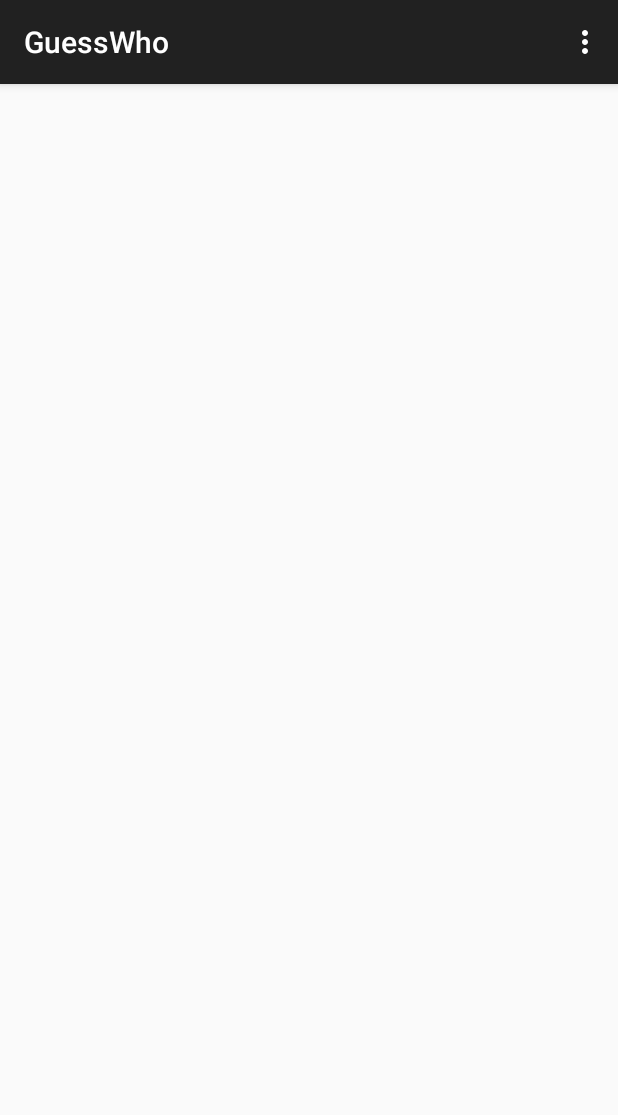
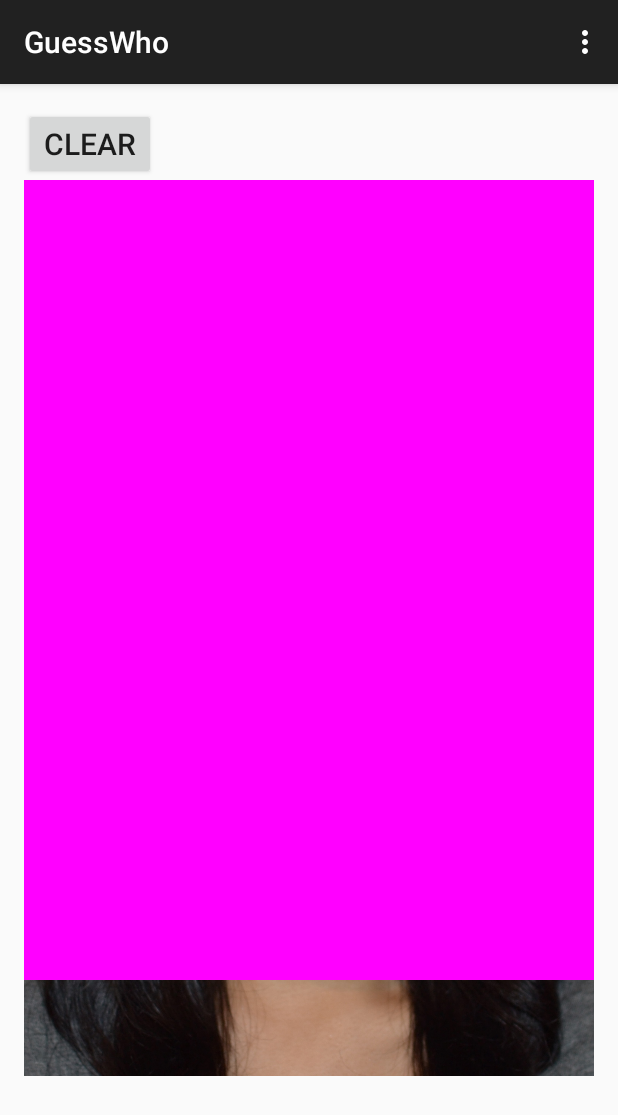
Before and after one commit to CZ3002/Error404_GuessWho, an Android app: the screen it shows after launch (MainActivity), on a phone screen of 412 x 824 dp. Shown: the top 1115 px of the screen. Run offline under Robolectric (Android 15) with nearby library versions, the phone set to English and light mode, and no system bars; 17 statements that could not run were skipped.

Commit message:
canvas over image

```diff
--- /dev/null
+++ b/app/src/main/java/com/example/shrey_000/guesswho/CanvasView.java
@@ -0,0 +1,53 @@
+package com.example.shrey_000.guesswho;
+
+import android.content.Context;
+import android.graphics.Bitmap;
+import android.graphics.Canvas;
+import android.graphics.Color;
+import android.graphics.Paint;
+import android.graphics.Path;
+import android.util.AttributeSet;
+import android.util.Log;
+import android.view.MotionEvent;
+import android.view.View;
+
+public class CanvasView extends View
+{
+
+    Context context;
+
+    public CanvasView(Context c, AttributeSet attrs) {
+        super(c, attrs);
+        context = c;
+
+    }
+
+
+
+    // override onDraw
+    @Override
+    protected void onDraw(Canvas canvas) {
+        super.onDraw(canvas);
+
+        Paint paint=new Paint();
+        paint.setColor(Color.MAGENTA);
+        paint.setStyle(Paint.Style.FILL);
+        Path fillPath = new Path();
+
+        fillPath.moveTo(0, 0); // Your origin point
+        fillPath.lineTo(800, 0); // First point
+        // Repeat above line for all points on your line graph
+        fillPath.lineTo(800, 800); // Final point
+        fillPath.lineTo(0, 800); // Draw from final point to the axis ++
+        fillPath.lineTo(0, 0); // Same origin point
+        canvas.drawPath(fillPath, paint);
+    }
+
+
+
+    public void clearCanvas() {
+
+        invalidate();
+    }
+
+}
--- a/app/src/main/java/com/example/shrey_000/guesswho/CoordinateExtractor.java
+++ b/app/src/main/java/com/example/shrey_000/guesswho/CoordinateExtractor.java
@@ -1,7 +1,6 @@
 package com.example.shrey_000.guesswho;
 
 import android.util.Log;
-import org.json.JSONArray;
 import org.json.JSONException;
 import org.json.JSONObject;
 
@@ -34,7 +33,6 @@ public class CoordinateExtractor {
 
         for (String str : keys)
         {
-            //Float val=Float.valueOf(faces.getJSONObject(str).toString());
             Double val=faces.getDouble(str);
             eyesMap.put(str,val);
 
@@ -43,6 +41,29 @@ public class CoordinateExtractor {
         return eyesMap;
 
     }
+
+
+    public HashMap getEyeBrows() throws JSONException {
+
+        JSONObject imagesObj = (JSONObject) responseText.getJSONArray("images").get(0);
+        JSONObject faces = (JSONObject)imagesObj.getJSONArray("faces").get(0);
+        HashMap<String,Double> eyeBrowsMap=new HashMap<String,Double>();
+        String[] keys={"leftEyeBrowLeftX","leftEyeBrowLeftY","leftEyeBrowMiddleX","leftEyeBrowMiddleY",
+                "leftEyeBrowRightX","leftEyeBrowRightY","rightEyeBrowLeftX","rightEyeBrowLeftY",
+                "rightEyeBrowMiddleX","rightEyeBrowMiddleY","rightEyeBrowRightX","rightEyeBrowRightY"
+        };
+
+        for (String str : keys)
+        {
+            Double val=faces.getDouble(str);
+            eyeBrowsMap.put(str,val);
+
+        }
+        Log.d("eye brows map",eyeBrowsMap.toString());
+        return eyeBrowsMap;
+
+    }
+
 
 
     public HashMap getNose() throws JSONException {
@@ -57,7 +78,6 @@ public class CoordinateExtractor {
 
         for (String str : keys)
         {
-            //Float val=Float.valueOf(faces.getJSONObject(str).toString());
             Double val=faces.getDouble(str);
             noseMap.put(str,val);
 
@@ -86,6 +106,46 @@ public class CoordinateExtractor {
     }
 
 
+    public HashMap<String,Double>  findEyes() throws JSONException {
+        HashMap<String,Double> eyesMap=getEyes();
+        HashMap<String,Double> eyeBrowsMap=getEyeBrows();
+
+        // need to find top and bottom of eyes
+        //  for top: y take avg of two eyebrow sides, x remains same as middle of the eye
+        //for bottom: y take dist bw the eye top and eye centre, x remains same as middle of eye
+
+        //right eye top
+        Double rightEyeTopX=eyesMap.get("rightEyeCenterX");
+        Double rightEyeTopY=(eyeBrowsMap.get("rightEyeBrowRightY")+eyeBrowsMap.get("rightEyeBrowLeftY"))/2;
+
+        //right eye bottom
+        Double rightEyeBottomX=eyesMap.get("rightEyeCenterX");
+        Double rightEyeBottomY= 2*(eyesMap.get("rightEyeCenterY")) - (rightEyeTopY);
+
+        //left eye top
+        Double leftEyeTopX=eyesMap.get("leftEyeCenterX");
+        Double leftEyeTopY=(eyeBrowsMap.get("leftEyeBrowRightY")+eyeBrowsMap.get("leftEyeBrowLeftY"))/2;
+
+        //left eye bottom
+        Double leftEyeBottomX=eyesMap.get("leftEyeCenterX");
+        Double leftEyeBottomY= 2*(eyesMap.get("leftEyeCenterY")) - (leftEyeTopY);
+
+        //add all to hashmap
+        eyesMap.put("rightEyeTopX",rightEyeTopX);
+        eyesMap.put("rightEyeTopY",rightEyeTopY);
+        eyesMap.put("rightEyeBottomX",rightEyeBottomX);
+        eyesMap.put("rightEyeBottomY",rightEyeBottomY);
+        eyesMap.put("leftEyeTopX",leftEyeTopX);
+        eyesMap.put("leftEyeTopY",leftEyeTopY);
+        eyesMap.put("leftEyeBottomX",leftEyeBottomX);
+        eyesMap.put("leftEyeBottomY",leftEyeBottomY);
+
+        Log.d("find eyesMap: ",eyesMap.toString());
+
+        return eyesMap;
+
+
+    }
 
 
 
--- a/app/src/main/java/com/example/shrey_000/guesswho/HTTPUtility.java
+++ b/app/src/main/java/com/example/shrey_000/guesswho/HTTPUtility.java
@@ -25,7 +25,7 @@ public class HTTPUtility extends AsyncTask<Void, Void, JSONObject> {
     public static final String APP_ID = "3a4472cc";
     public static final String APP_KEY = "0962a5979fb26c22e46bcdfea31fc4e4";
 
-    //    public static String executePost()
+
     protected JSONObject doInBackground(Void... nothing) {
         String responseStr = executePost();
         try {
@@ -38,8 +38,7 @@ public class HTTPUtility extends AsyncTask<Void, Void, JSONObject> {
     }
 
     protected void onPostExecute(JSONObject responseObj) {
-//        return responseObj;
-//        CoordinateExtractor ce = new CoordinateExtractor(responseObj);
+
         try {
             MainActivity.getMaps(responseObj);
         } catch (JSONException e) {
@@ -52,7 +51,7 @@ public class HTTPUtility extends AsyncTask<Void, Void, JSONObject> {
     public String executePost()
     {
         HttpURLConnection connection = null;
-//        String urlParam = "image=http://media.kairos.com/kairos-elizabeth.jpg&selector=SETPOSE";
+
         String urlParam = "{\n    \"image\":\" http://media.kairos.com/kairos-elizabeth.jpg \",\n    \"selector\":\"SETPOSE\"\r\n}";
 
         try {
@@ -65,9 +64,7 @@ public class HTTPUtility extends AsyncTask<Void, Void, JSONObject> {
             connection.setRequestProperty("app_id",APP_ID);
             connection.setRequestProperty("app_key",APP_KEY);
 
-//            connection.setRequestProperty("Content-Length",
-//                    Integer.toString(urlParam.getBytes().length));
-//            connection.setRequestProperty("Content-Language", "en-US");
+            connection.setRequestProperty("Content-Language", "en-US");
 
             connection.setUseCaches(false);
             connection.setDoOutput(true);
@@ -111,16 +108,6 @@ public class HTTPUtility extends AsyncTask<Void, Void, JSONObject> {
         Log.d("JSON Object", ""+jobj);
         return jobj;
 
-        // JSON j=new JSON();
-//        for(int i=0;i<keysList.size();i++)
-//        {
-//            key=keysList.get(i);
-//            value=json.get()
-//        }
-
-
-
-
       }
 
 
--- a/app/src/main/java/com/example/shrey_000/guesswho/MainActivity.java
+++ b/app/src/main/java/com/example/shrey_000/guesswho/MainActivity.java
@@ -1,5 +1,10 @@
 package com.example.shrey_000.guesswho;
 
+import android.content.Context;
+import android.graphics.Canvas;
+import android.graphics.Color;
+import android.graphics.Paint;
+import android.graphics.Point;
 import android.os.AsyncTask;
 import android.support.v7.app.AppCompatActivity;
 import android.os.Bundle;
@@ -11,6 +16,7 @@ import java.net.URL;
 
 
 import android.util.*;
+import android.view.View;
 
 import org.json.JSONException;
 import org.json.JSONObject;
@@ -20,20 +26,29 @@ import java.io.*;
 
 
 public class MainActivity extends AppCompatActivity {
-
+    private CanvasView cv;
     @Override
     protected void onCreate(Bundle savedInstanceState) {
         super.onCreate(savedInstanceState);
         setContentView(R.layout.activity_main);
         HTTPUtility poster = new HTTPUtility();
         poster.execute();
+          cv = (CanvasView) findViewById(R.id.canvas);
 
     }
+
+
+    public void clearCanvas(View v) {
+        cv.clearCanvas();
+    }
+
+
+
 
     public static void getMaps(JSONObject responseObj) throws JSONException {
         CoordinateExtractor ce = new CoordinateExtractor(responseObj);
         ce.getLips();
-        ce.getEyes();
+        ce.findEyes();
         ce.getNose();
     }
 
--- a/app/src/main/res/layout/activity_main.xml
+++ b/app/src/main/res/layout/activity_main.xml
@@ -1,13 +1,39 @@
 
 
-<RelativeLayout xmlns:android="http://schemas.android.com/apk/res/android"
+<LinearLayout xmlns:android="http://schemas.android.com/apk/res/android"
     xmlns:tools="http://schemas.android.com/tools" android:layout_width="match_parent"
     android:layout_height="match_parent" android:paddingLeft="@dimen/activity_horizontal_margin"
+    android:orientation="vertical"
     android:paddingRight="@dimen/activity_horizontal_margin"
     android:paddingTop="@dimen/activity_vertical_margin"
     android:paddingBottom="@dimen/activity_vertical_margin" tools:context=".MainActivity"
-    android:id="@+id/rel"
+    android:id="@+id/lin"
     android:clickable="false">
 
+    <Button
+        android:layout_width="wrap_content"
+        android:layout_height="wrap_content"
+        android:onClick="clearCanvas"
 
-</RelativeLayout>
+        android:text="Clear"
+        android:textSize="20dp"/>
+
+    <RelativeLayout
+        android:layout_width="match_parent"
+        android:layout_height="match_parent">
+
+        <ImageView
+            android:layout_width="wrap_content"
+            android:layout_height="wrap_content"
+            android:src="@drawable/kairos"
+            android:id="@+id/imageView" />
+
+        <com.example.shrey_000.guesswho.CanvasView
+            android:id="@+id/canvas"
+            android:layout_width="wrap_content"
+            android:layout_height="wrap_content" />
+
+
+    </RelativeLayout>
+
+</LinearLayout>
```
Also changed, not shown: app/src/main/res/drawable/kairos.jpg (added).
